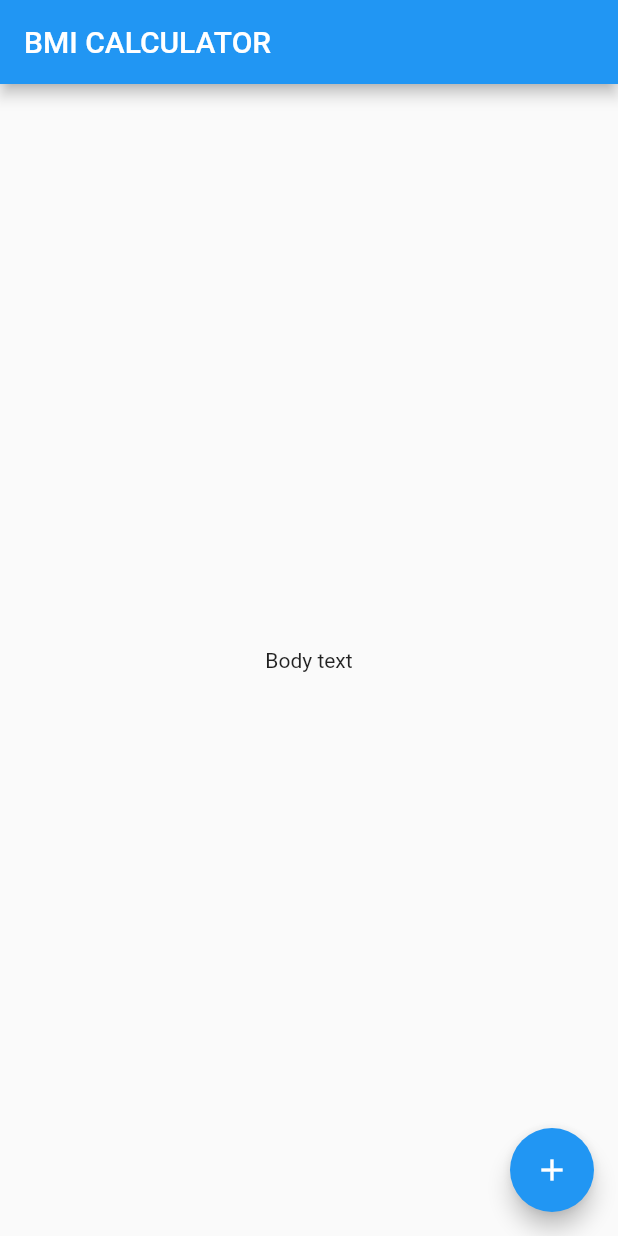
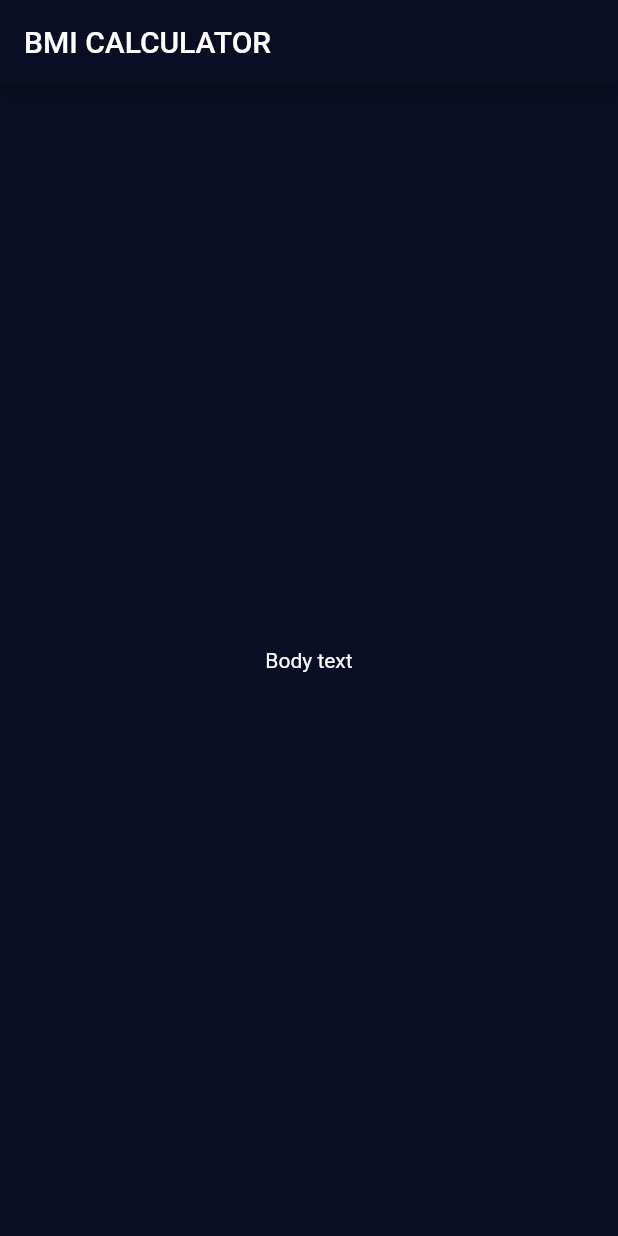
Before and after one commit to jaksm/bmi_calculator, a Flutter app: the screen it shows after launch, on a phone screen of 412 x 824 dp. Run offline on Flutter 3.47's test engine with Material 2 defaults, Android fonts, the phone set to English and light mode, and no system bars.

Commit message:
Update theme

```diff
--- a/lib/main.dart
+++ b/lib/main.dart
@@ -9,8 +9,9 @@ class BMICalculatorApp extends StatelessWidget {
   Widget build(BuildContext context) {
     return MaterialApp(
       title: 'BMI Calculator',
-      theme: ThemeData(
-        primarySwatch: Colors.blue,
+      theme: ThemeData.dark().copyWith(
+        primaryColor: Color(0xFF0A0E25),
+        scaffoldBackgroundColor: Color(0xFF0A0E25),
       ),
       home: InputPage(),
     );
@@ -34,10 +35,6 @@ class _InputPageState extends State<InputPage> {
       body: Center(
         child: Text('Body text'),
       ),
-      floatingActionButton: FloatingActionButton(
-        onPressed: () {},
-        child: Icon(Icons.add),
-      ),
     );
   }
 }
```
